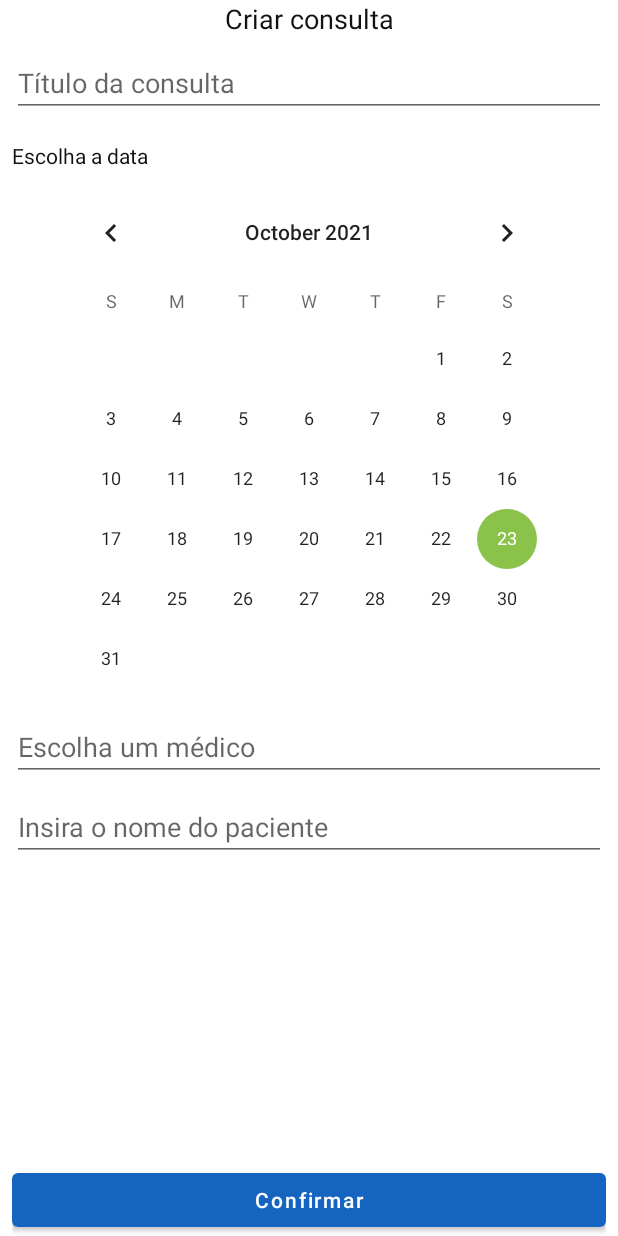
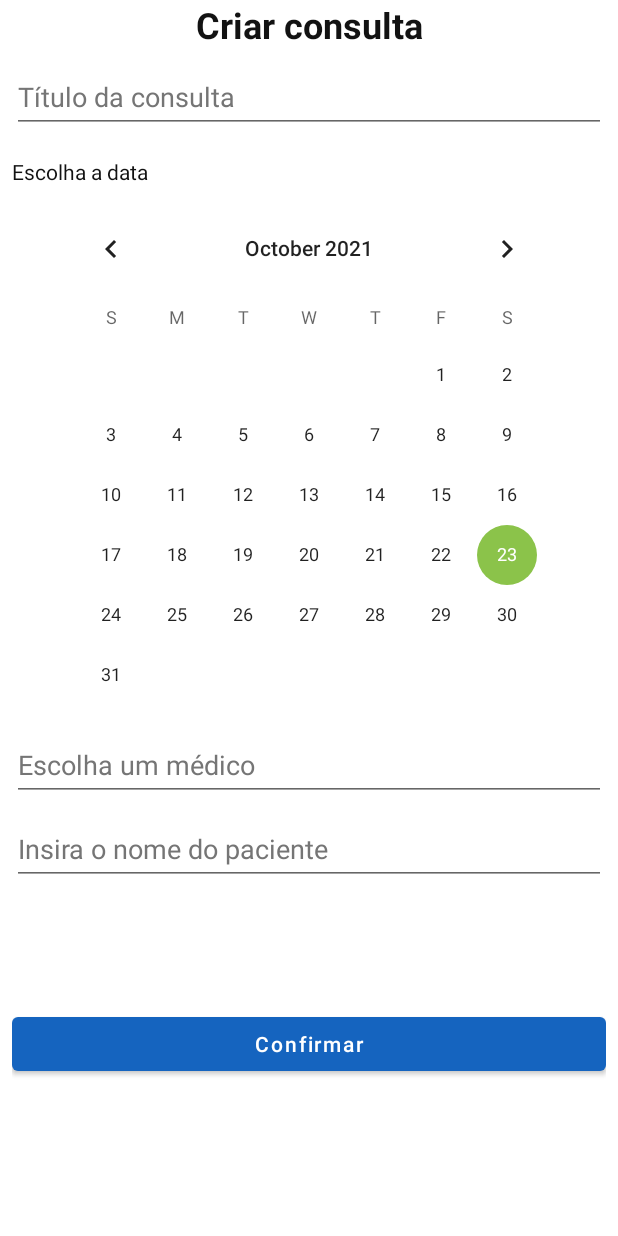
Before and after one commit to famosofk/HealthCareProject, an Android app: the ConsultationCreationFragment screen opened through its navigation route, on a phone screen of 412 x 824 dp. Run offline under Robolectric (Android 15) with nearby library versions, the phone set to English and light mode, and no system bars; Roboto replaces fonts that are not available here.

Commit message:
Adiciona criação de consulta.

```diff
--- a/app/build.gradle
+++ b/app/build.gradle
@@ -8,7 +8,7 @@ android {
 
     defaultConfig {
         applicationId "com.fgomes.healthcareproject"
-        minSdk 24
+        minSdk 26
         targetSdk 31
         versionCode 1
         versionName "1.0"
@@ -49,6 +49,8 @@ dependencies {
     implementation "io.insert-koin:koin-core:3.1.2"
     implementation "io.insert-koin:koin-android:3.1.2"
 
+    testImplementation "com.google.truth:truth:1.1.3"
+
 
     testImplementation 'junit:junit:4.+'
     androidTestImplementation 'androidx.test.ext:junit:1.1.3'
--- a/app/src/main/java/com/fgomes/healthcareproject/adapter/ClickListenerFactoryImpl.kt
+++ b/app/src/main/java/com/fgomes/healthcareproject/adapter/ClickListenerFactoryImpl.kt
@@ -18,6 +18,7 @@ class ClickListenerFactoryImpl: ClickListenerFactory {
         return object : ClickListener {
             override fun onClick(position: Int, isDelete: Boolean, isEdit: Boolean) {
                 if (currentOperation == ScreenType.NON_INITIALIZED) return
+
                 when {
                     isDelete -> {
                         handleRemoveItem(position)
--- a/app/src/main/java/com/fgomes/healthcareproject/data/LocalMemory.kt
+++ b/app/src/main/java/com/fgomes/healthcareproject/data/LocalMemory.kt
@@ -1,6 +1,7 @@
 package com.fgomes.healthcareproject.data
 
 import com.fgomes.healthcareproject.data.model.BaseModel
+import com.fgomes.healthcareproject.data.model.ConsultationModel
 import com.fgomes.healthcareproject.data.model.VaccineModel
 import com.fgomes.healthcareproject.data.model.user.Doctor
 import com.fgomes.healthcareproject.data.model.user.Patient
@@ -15,5 +16,5 @@ interface LocalMemory {
     val patients: MutableList<Patient>
     fun getMockList(type: ScreenType): MutableList<BaseModel>
     fun addVaccine(item: VaccineModel)
-    fun addConsultation(item: VaccineModel)
+    fun addConsultation(item: ConsultationModel)
 }
--- a/app/src/main/java/com/fgomes/healthcareproject/data/model/BaseModel.kt
+++ b/app/src/main/java/com/fgomes/healthcareproject/data/model/BaseModel.kt
@@ -2,11 +2,12 @@ package com.fgomes.healthcareproject.data.model
 
 import com.fgomes.healthcareproject.data.model.user.Doctor
 import com.fgomes.healthcareproject.data.model.user.Patient
+import java.time.LocalDate
 
 interface BaseModel {
     val id: String
     val title: String
-    val date: String
+    val date: LocalDate
     val doctor: Doctor?
     val patient: Patient?
     var finished: Boolean
--- a/app/src/main/java/com/fgomes/healthcareproject/di/viewmodelModule.kt
+++ b/app/src/main/java/com/fgomes/healthcareproject/di/viewmodelModule.kt
@@ -10,6 +10,6 @@ import org.koin.dsl.module
 val viewModelModule = module {
     viewModel { MainViewModel(get()) }
     viewModel { VaccineCreationViewModel() }
-    viewModel { ConsultationCreationViewModel() }
+    viewModel { ConsultationCreationViewModel(get(), get()) }
     viewModel { ListViewModel(get()) }
 }
--- a/app/src/main/java/com/fgomes/healthcareproject/ui/consultation/ConsultationCreationFragment.kt
+++ b/app/src/main/java/com/fgomes/healthcareproject/ui/consultation/ConsultationCreationFragment.kt
@@ -1,23 +1,90 @@
 package com.fgomes.healthcareproject.ui.consultation
 
-import androidx.lifecycle.ViewModelProvider
+
+import android.os.Build
+import com.fgomes.healthcareproject.R
 import android.os.Bundle
-import androidx.fragment.app.Fragment
 import android.view.LayoutInflater
 import android.view.View
 import android.view.ViewGroup
-import com.fgomes.healthcareproject.R
+import android.widget.ArrayAdapter
+import android.widget.Toast
+import androidx.annotation.RequiresApi
+import androidx.fragment.app.Fragment
+import androidx.navigation.fragment.findNavController
+import com.fgomes.healthcareproject.databinding.ConsultationCreationFragmentBinding
+import com.fgomes.healthcareproject.ui.list.ListFragment
 import org.koin.android.ext.android.inject
+import java.time.LocalDate
+
 
 class ConsultationCreationFragment : Fragment() {
 
     private val viewModel: ConsultationCreationViewModel by inject()
+    private var localDate: LocalDate = LocalDate.now()
 
+    @RequiresApi(Build.VERSION_CODES.O)
     override fun onCreateView(
         inflater: LayoutInflater, container: ViewGroup?,
         savedInstanceState: Bundle?
-    ): View? {
-        return inflater.inflate(R.layout.consultation_creation_fragment, container, false)
+    ): View {
+        val binding = ConsultationCreationFragmentBinding.inflate(inflater, container, false)
+        configUI(binding)
+
+        return binding.root
+    }
+
+    private fun configUI(binding: ConsultationCreationFragmentBinding) {
+        prepareAutoCompleteSearchField(binding)
+        binding.button.setOnClickListener { saveConsultation(binding) }
+        binding.calendarView.setOnDateChangeListener { _, year, month, day ->
+            val realMonth = month + 1
+            val monthValue = if (month + 1 < 10) "0$realMonth" else realMonth.toString()
+            val dayValue = if (day < 10) "0$day" else day.toString()
+            localDate = LocalDate.parse("$year-$monthValue-$dayValue")
+        }
+    }
+
+    private fun saveConsultation(binding: ConsultationCreationFragmentBinding) {
+        val title = binding.consultationName.text.toString()
+        if (title.isEmpty()) {
+            toast("Adicione um título para a consulta.")
+        } else {
+            viewModel.saveConsultation(
+                title = title,
+                date = localDate,
+                doctor = binding.selectDoctorField.text.toString(),
+                patient = binding.selectPatientField.text.toString()
+            )
+            val bundle = Bundle()
+            bundle.putString(ListFragment.SCREEN_TITLE, getString(R.string.consultation))
+            findNavController().navigate(
+                R.id.action_consultationCreationFragment_to_listFragment,
+                bundle
+            )
+        }
+    }
+
+    private fun toast(s: String) {
+        Toast.makeText(requireContext(), s, Toast.LENGTH_SHORT).show()
+    }
+
+    private fun prepareAutoCompleteSearchField(binding: ConsultationCreationFragmentBinding) {
+        val doctorsAdapter = ArrayAdapter(
+            requireContext(),
+            android.R.layout.simple_dropdown_item_1line,
+            viewModel.getDoctorListName()
+        )
+        val doctorsField = binding.selectDoctorField
+        doctorsField.setAdapter(doctorsAdapter)
+
+        val patientsAdapter = ArrayAdapter(
+            requireContext(),
+            android.R.layout.simple_dropdown_item_1line,
+            viewModel.getPatientsNameList()
+        )
+        val patientsField = binding.selectPatientField
+        patientsField.setAdapter(patientsAdapter)
     }
 
 }
--- a/app/src/main/java/com/fgomes/healthcareproject/ui/consultation/ConsultationCreationViewModel.kt
+++ b/app/src/main/java/com/fgomes/healthcareproject/ui/consultation/ConsultationCreationViewModel.kt
@@ -1,7 +1,67 @@
 package com.fgomes.healthcareproject.ui.consultation
 
-import androidx.lifecycle.ViewModel
+import android.app.Application
+import android.widget.Toast
+import androidx.lifecycle.AndroidViewModel
+import com.fgomes.healthcareproject.data.LocalMemory
+import com.fgomes.healthcareproject.data.model.ConsultationModel
+import com.fgomes.healthcareproject.data.model.user.Doctor
+import com.fgomes.healthcareproject.data.model.user.Patient
+import java.lang.Exception
+import java.time.LocalDate
+import java.util.*
 
-class ConsultationCreationViewModel : ViewModel() {
-    // TODO: Implement the ViewModel
+class ConsultationCreationViewModel(
+    private val localMemory: LocalMemory,
+    application: Application
+) : AndroidViewModel(
+    application
+) {
+
+    fun getDoctorListName(): Array<String> {
+        return localMemory.doctors.map { it.name }.toTypedArray()
+    }
+
+    fun getPatientsNameList(): Array<String> {
+        return localMemory.patients.map { it.name }.toTypedArray()
+    }
+
+    fun getDoctorByName(name: String): Doctor? {
+        return try {
+            localMemory.doctors.find {
+                it.name.trim().lowercase().contains(name.trim().lowercase())
+            }!!
+        } catch (e: Exception) {
+            throwException("Doctor not found")
+            null
+        }
+    }
+
+    fun getPatientByName(name: String): Patient? {
+        return try {
+            localMemory.patients.find {
+                it.name.trim().lowercase().contains(name.trim().lowercase())
+            }!!
+        } catch (e: Exception) {
+            throwException("Patient not found")
+            null
+        }
+    }
+
+    fun saveConsultation(title: String, date: LocalDate, doctor: String, patient: String) {
+        val consultation = ConsultationModel(
+            id = UUID.randomUUID().toString(),
+            title = title,
+            date = date,
+            doctor = getDoctorByName(doctor),
+            patient = getPatientByName(patient),
+        )
+        localMemory.addConsultation(consultation)
+
+    }
+
+    private fun throwException(message: String) {
+        Toast.makeText(getApplication(), message, Toast.LENGTH_LONG).show()
+    }
+
 }
--- a/app/src/main/java/com/fgomes/healthcareproject/ui/list/ListFragment.kt
+++ b/app/src/main/java/com/fgomes/healthcareproject/ui/list/ListFragment.kt
@@ -8,7 +8,6 @@ import androidx.fragment.app.Fragment
 import androidx.navigation.fragment.findNavController
 import com.fgomes.healthcareproject.R
 import com.fgomes.healthcareproject.adapter.ClickListenerFactory
-import com.fgomes.healthcareproject.adapter.ClickListenerFactoryImpl
 import com.fgomes.healthcareproject.adapter.RecyclerListAdapter
 import com.fgomes.healthcareproject.databinding.ListFragmentBinding
 import com.fgomes.healthcareproject.enums.ScreenType
@@ -61,7 +60,8 @@ class ListFragment : Fragment() {
             type,
             listener,
             clickListenerFactory.list,
-            viewModel.getUserType()
+            viewModel.getUserType(),
+            requireContext()
         )
 
         clickListenerFactory.currentAdapter = adapter
--- a/app/src/main/java/com/fgomes/healthcareproject/ui/list/ListViewModel.kt
+++ b/app/src/main/java/com/fgomes/healthcareproject/ui/list/ListViewModel.kt
@@ -11,6 +11,7 @@ class ListViewModel(private val localMemory: LocalMemory) : ViewModel() {
         localMemory.userType
 
     fun getItemList(type: ScreenType): MutableList<BaseModel> {
-        return localMemory.getMockList(type)
+        val list = localMemory.getMockList(type)
+        return list.sortedBy { it.date.toEpochDay() }.toMutableList()
     }
 }
--- a/app/src/main/res/layout/consultation_creation_fragment.xml
+++ b/app/src/main/res/layout/consultation_creation_fragment.xml
@@ -1,11 +1,16 @@
 <?xml version="1.0" encoding="utf-8"?>
-<androidx.constraintlayout.widget.ConstraintLayout xmlns:android="http://schemas.android.com/apk/res/android"
+<ScrollView xmlns:android="http://schemas.android.com/apk/res/android"
     xmlns:app="http://schemas.android.com/apk/res-auto"
     xmlns:tools="http://schemas.android.com/tools"
     android:layout_width="match_parent"
-    android:layout_height="match_parent"
+    android:layout_height="wrap_content">
+
+    <androidx.constraintlayout.widget.ConstraintLayout
+        android:layout_width="match_parent"
+        android:layout_height="wrap_content"
         android:layout_marginStart="8dp"
         android:layout_marginEnd="8dp"
+        android:minHeight="720dp"
         tools:context=".ui.consultation.ConsultationCreationFragment">
 
         <TextView
@@ -16,19 +21,22 @@
             android:text="@string/create_consultation"
             android:textAlignment="center"
             android:textColor="@color/text_color"
-        android:textSize="18sp"
+            android:textSize="24sp"
+            android:textStyle="bold"
             app:layout_constraintEnd_toEndOf="parent"
             app:layout_constraintStart_toStartOf="parent"
             app:layout_constraintTop_toTopOf="parent" />
 
         <EditText
-        android:autofillHints="name"
-        android:inputType="text"
             android:id="@+id/consultationName"
             android:layout_width="0dp"
             android:layout_height="wrap_content"
             android:layout_marginTop="8dp"
+            android:autofillHints="name"
             android:hint="@string/consultation_title"
+            android:inputType="text"
+            android:minHeight="48dp"
+            android:textColorHint="#757575"
             app:layout_constraintEnd_toEndOf="parent"
             app:layout_constraintStart_toStartOf="parent"
             app:layout_constraintTop_toBottomOf="@id/title" />
@@ -56,24 +64,28 @@
             app:layout_constraintTop_toBottomOf="@id/dateLabel" />
 
         <AutoCompleteTextView
-        android:id="@+id/autoCompleteTextView"
+            android:id="@+id/selectDoctorField"
             android:layout_width="0dp"
             android:layout_height="wrap_content"
             android:layout_marginTop="16dp"
             android:hint="@string/choose_doctor"
+            android:minHeight="48dp"
+            android:textColorHint="#757575"
             app:layout_constraintEnd_toEndOf="parent"
             app:layout_constraintStart_toStartOf="parent"
             app:layout_constraintTop_toBottomOf="@id/calendarView" />
 
         <AutoCompleteTextView
-        android:id="@+id/autoCompleteTextView2"
+            android:id="@+id/selectPatientField"
             android:layout_width="0dp"
             android:layout_height="wrap_content"
             android:layout_marginTop="8dp"
             android:hint="@string/choose_patient"
+            android:minHeight="48dp"
+            android:textColorHint="#757575"
             app:layout_constraintEnd_toEndOf="parent"
             app:layout_constraintStart_toStartOf="parent"
-        app:layout_constraintTop_toBottomOf="@id/autoCompleteTextView" />
+            app:layout_constraintTop_toBottomOf="@id/selectDoctorField" />
 
         <Button
             android:id="@+id/button"
@@ -87,3 +99,4 @@
 
 
     </androidx.constraintlayout.widget.ConstraintLayout>
+</ScrollView>
--- a/app/src/main/res/navigation/nav_graph.xml
+++ b/app/src/main/res/navigation/nav_graph.xml
@@ -61,6 +61,9 @@
             app:argType="com.fgomes.healthcareproject.data.model.ConsultationModel"
             app:nullable="true"
             android:defaultValue="@null" />
+        <action
+            android:id="@+id/action_consultationCreationFragment_to_listFragment"
+            app:destination="@id/listFragment" />
     </fragment>
     <fragment
         android:id="@+id/vaccineCreationFragment"
--- a/app/src/main/res/values/colors.xml
+++ b/app/src/main/res/values/colors.xml
@@ -7,4 +7,5 @@
     <color name="black">#FF000000</color>
     <color name="white">#FFFFFFFF</color>
     <color name="text_color">#121212</color>
+    <color name="finishedAppointment">#99557951</color>
 </resources>
--- a/app/src/main/res/values/strings.xml
+++ b/app/src/main/res/values/strings.xml
@@ -8,4 +8,6 @@
     <string name="consultation_title">Título da consulta</string>
     <string name="pick_a_date">Escolha a data</string>
     <string name="confirmar">Confirmar</string>
+    <string name="consultation">Consultar</string>
+    <string name="vaccine">Vacinar</string>
 </resources>
```
Also changed, not shown: app/src/main/java/com/fgomes/healthcareproject/adapter/RecyclerListAdapter.kt (+15 -4 lines), app/src/main/java/com/fgomes/healthcareproject/data/LocalMemoryImpl.kt (+81 -12 lines), app/src/main/java/com/fgomes/healthcareproject/data/model/ConsultationModel.kt (+5 -3 lines), app/src/main/java/com/fgomes/healthcareproject/data/model/VaccineModel.kt (+3 -4 lines), app/src/main/java/com/fgomes/healthcareproject/extensions/LocalDateExtensions.kt (added, +9 -0 lines), app/src/main/res/layout/fragment_hub.xml (+3 -4 lines), app/src/main/res/layout/list_item.xml (+4 -3 lines). Lines whose indentation alone changed are shown as unchanged.
